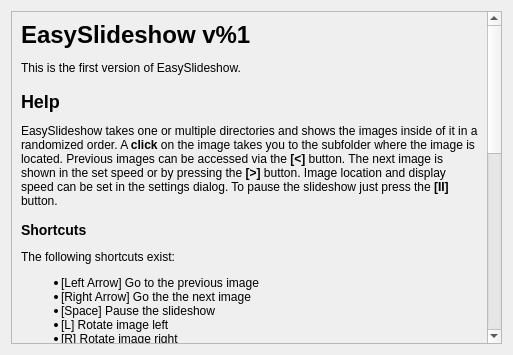
Before: the Qt Designer form ui/helpdialog.ui in minils/EasySlideshow, drawn with Qt 5.
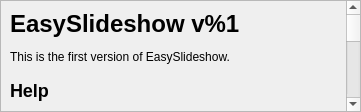
After: the same form once the commit is applied. Icons and pictures are not drawn.

Diff of the .ui file:
```diff
--- a/ui/helpdialog.ui
+++ b/ui/helpdialog.ui
@@ -6,8 +6,8 @@
    <rect>
     <x>0</x>
     <y>0</y>
-    <width>513</width>
-    <height>355</height>
+    <width>361</width>
+    <height>112</height>
    </rect>
   </property>
   <property name="windowTitle">
@@ -18,6 +18,21 @@
     <normaloff>:/icon/app</normaloff>:/icon/app</iconset>
   </property>
   <layout class="QGridLayout" name="gridLayout">
+   <property name="leftMargin">
+    <number>0</number>
+   </property>
+   <property name="topMargin">
+    <number>0</number>
+   </property>
+   <property name="rightMargin">
+    <number>0</number>
+   </property>
+   <property name="bottomMargin">
+    <number>0</number>
+   </property>
+   <property name="spacing">
+    <number>0</number>
+   </property>
    <item row="0" column="0">
     <widget class="QWidget" name="widget" native="true">
      <property name="styleSheet">
@@ -52,8 +67,8 @@
           <rect>
            <x>0</x>
            <y>0</y>
-           <width>479</width>
-           <height>1014</height>
+           <width>337</width>
+           <height>1059</height>
           </rect>
          </property>
          <layout class="QGridLayout" name="gridLayout_3">
```
Left out of the diff: 3 changed lines with no effect on the pictures.
